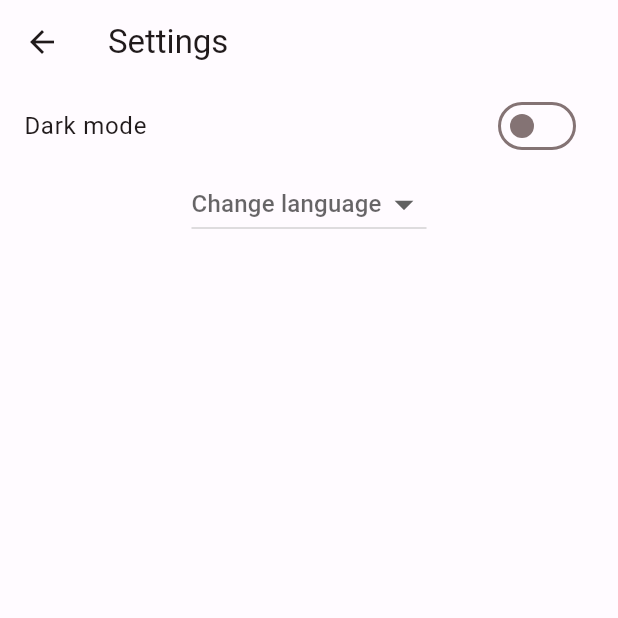
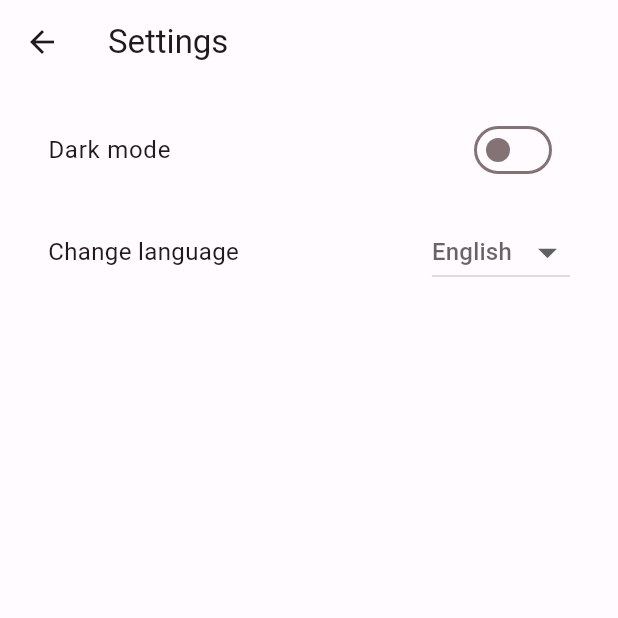
Before and after one commit to cpbr-dev/quotle_fl, a Flutter app: the SettingsPage screen opened by its route, on a phone screen of 412 x 824 dp, the top half of it. Run offline on Flutter 3.47's test engine with Material 2 defaults, Android fonts, the light colour scheme and no system bars; our stand-ins replace flutter_dotenv, flutter_svg, font_awesome_flutter, share_plus, shared_preferences; accounts and stored records are empty; generated files the repository leaves out were written again; Roboto replaces fonts that are missing (Montserrat).

Commit message:
fix remaining issues solved, changed theme, added error screen and daily quote

```diff
--- a/lib/src/classes/quote.dart
+++ b/lib/src/classes/quote.dart
@@ -16,6 +16,9 @@ class Quote {
     var response = await Endpoint.apiRequest(endpoint);
 
     var quote = Util.pickRandomQuote(response);
+    if (quote == null) {
+      return this;
+    }
     quoteBody = quote['mainText'];
     authorName = quote['author'];
 
--- a/lib/src/pages/about_page.dart
+++ b/lib/src/pages/about_page.dart
@@ -3,7 +3,6 @@ import 'package:flutter/material.dart';
 import 'package:flutter_gen/gen_l10n/app_localizations.dart';
 import 'package:url_launcher/url_launcher.dart';
 import 'package:font_awesome_flutter/font_awesome_flutter.dart';
-import 'package:share_plus/share_plus.dart';
 
 class AboutPage extends StatelessWidget {
   const AboutPage({super.key});
@@ -24,6 +23,8 @@ class AboutPage extends StatelessWidget {
         title: Text(AppLocalizations.of(context)!.aboutButton),
       ),
       body: Center(
+        child: Container(
+          padding: const EdgeInsets.all(16.0),
           child: Column(
             mainAxisAlignment: MainAxisAlignment.spaceEvenly,
             children: [
@@ -99,6 +100,7 @@ class AboutPage extends StatelessWidget {
             ],
           ),
         ),
+      ),
     );
   }
 }
--- a/lib/src/pages/category_page.dart
+++ b/lib/src/pages/category_page.dart
@@ -13,6 +13,7 @@ class CategorySelectPage extends StatefulWidget {
 
 class CategorySelectState extends State<CategorySelectPage> {
   List<String> categoryList = [
+    'Daily',
     'Philosophy',
     'Inspirational',
     'Humor',
--- a/lib/src/pages/settings_page.dart
+++ b/lib/src/pages/settings_page.dart
@@ -51,16 +51,36 @@ class SettingsPageState extends State<SettingsPage> {
       appBar: AppBar(
         title: Text(AppLocalizations.of(context)!.settingsButton),
       ),
-      body: Column(
+      body: Container(
+        padding: const EdgeInsetsDirectional.all(16),
+        child: Column(
           children: [
-          SwitchListTile(
+            Padding(
+              padding: const EdgeInsets.only(bottom: 16.0),
+              child: SwitchListTile(
                 title: Text(AppLocalizations.of(context)!.darkModeText),
                 value: _isDarkMode,
                 onChanged: _toggleDarkMode,
               ),
+            ),
+            Row(
+              mainAxisAlignment: MainAxisAlignment.spaceBetween,
+              children: [
+                Container(
+                  padding: const EdgeInsets.only(left: 16),
+                  child: Text(
+                    translation(context).changeLanguage,
+                    textAlign: TextAlign.left,
+                    style: const TextStyle(
+                      fontSize: 16,
+                      fontWeight: FontWeight.normal,
+                    ),
+                  ),
+                ),
                 DropdownButton<Language>(
+                  padding: const EdgeInsets.only(right: 16),
                   iconSize: 30,
-            hint: Text(translation(context).changeLanguage),
+                  hint: Text(translation(context).currentLanguage),
                   onChanged: (Language? language) async {
                     if (language != null) {
                       Locale locale = await setLocale(language.languageCode);
@@ -81,8 +101,11 @@ class SettingsPageState extends State<SettingsPage> {
                         ),
                       )
                       .toList(),
+                ),
+              ],
             )
           ],
+        ),
       ),
     );
   }
--- a/lib/src/theme/custom_theme.dart
+++ b/lib/src/theme/custom_theme.dart
@@ -8,7 +8,15 @@ class CustomTheme {
       scaffoldBackgroundColor: lightColorScheme.background,
       fontFamily: 'Montserrat',
       colorScheme: lightColorScheme,
-  );
+      elevatedButtonTheme: ElevatedButtonThemeData(
+        style: ButtonStyle(
+          backgroundColor:
+              MaterialStateProperty.all(lightColorScheme.secondaryContainer),
+          foregroundColor:
+              MaterialStateProperty.all(lightColorScheme.onSecondaryContainer),
+          fixedSize: MaterialStateProperty.all(const Size(180, 48)),
+        ),
+      ));
 
   static final darkTheme = ThemeData(
       useMaterial3: true,
@@ -16,7 +24,15 @@ class CustomTheme {
       scaffoldBackgroundColor: darkColorScheme.background,
       fontFamily: 'Montserrat',
       colorScheme: darkColorScheme,
-  );
+      elevatedButtonTheme: ElevatedButtonThemeData(
+        style: ButtonStyle(
+          backgroundColor:
+              MaterialStateProperty.all(darkColorScheme.secondaryContainer),
+          foregroundColor:
+              MaterialStateProperty.all(darkColorScheme.onSecondaryContainer),
+          fixedSize: MaterialStateProperty.all(const Size(180, 48)),
+        ),
+      ));
 
   static ThemeData getTheme(bool isDarkMode) {
     return isDarkMode ? darkTheme : lightTheme;
--- a/lib/src/util/utils.dart
+++ b/lib/src/util/utils.dart
@@ -57,7 +57,11 @@ class Util {
 
   static pickRandomQuote(List quotes) {
     var random = Random();
-
+    if (quotes.isEmpty) {
+      return null;
+    } else if (quotes.length == 1) {
+      return quotes[0];
+    }
     return quotes[random.nextInt(quotes.length)];
   }
 
```
Also changed, not shown: lib/l10n/app_en.arb (+7 -6 lines), lib/l10n/app_fr.arb (+7 -6 lines), lib/src/Widgets/category_button.dart (+8 -5 lines), lib/src/pages/menu_page.dart (+16 -6 lines), lib/src/pages/playing_page.dart (+36 -4 lines). Lines whose indentation alone changed are shown as unchanged.
